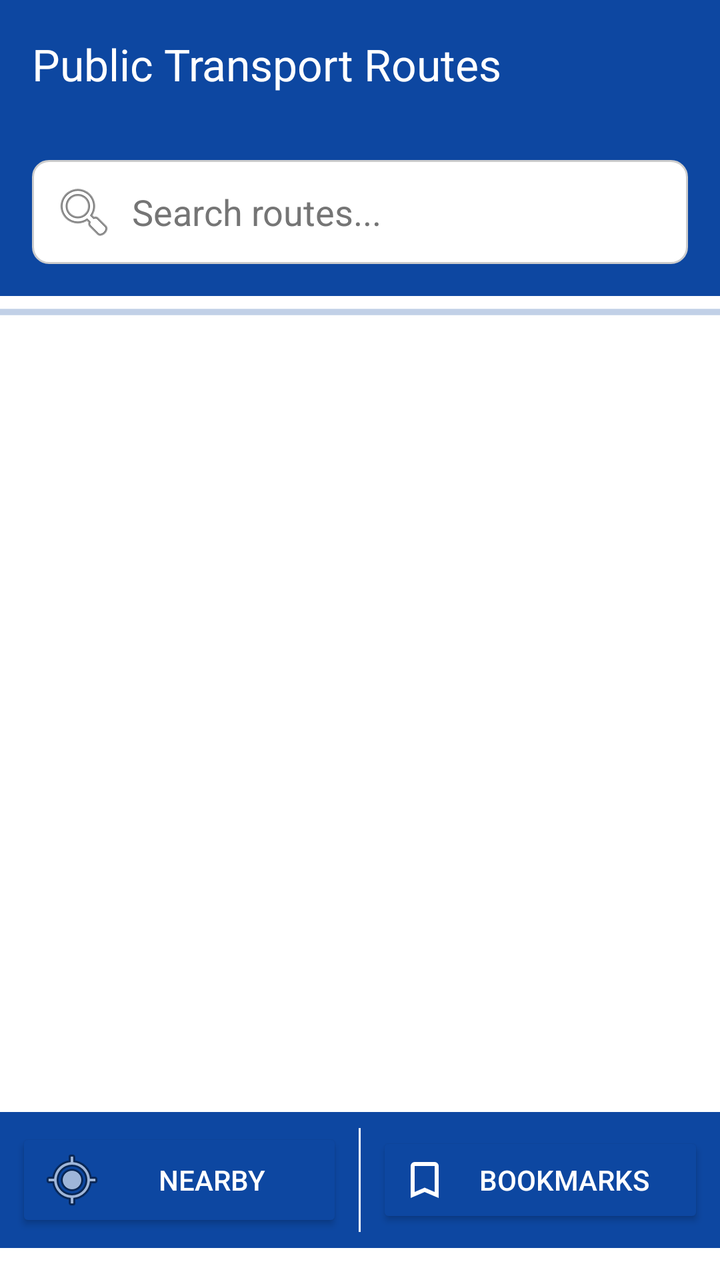
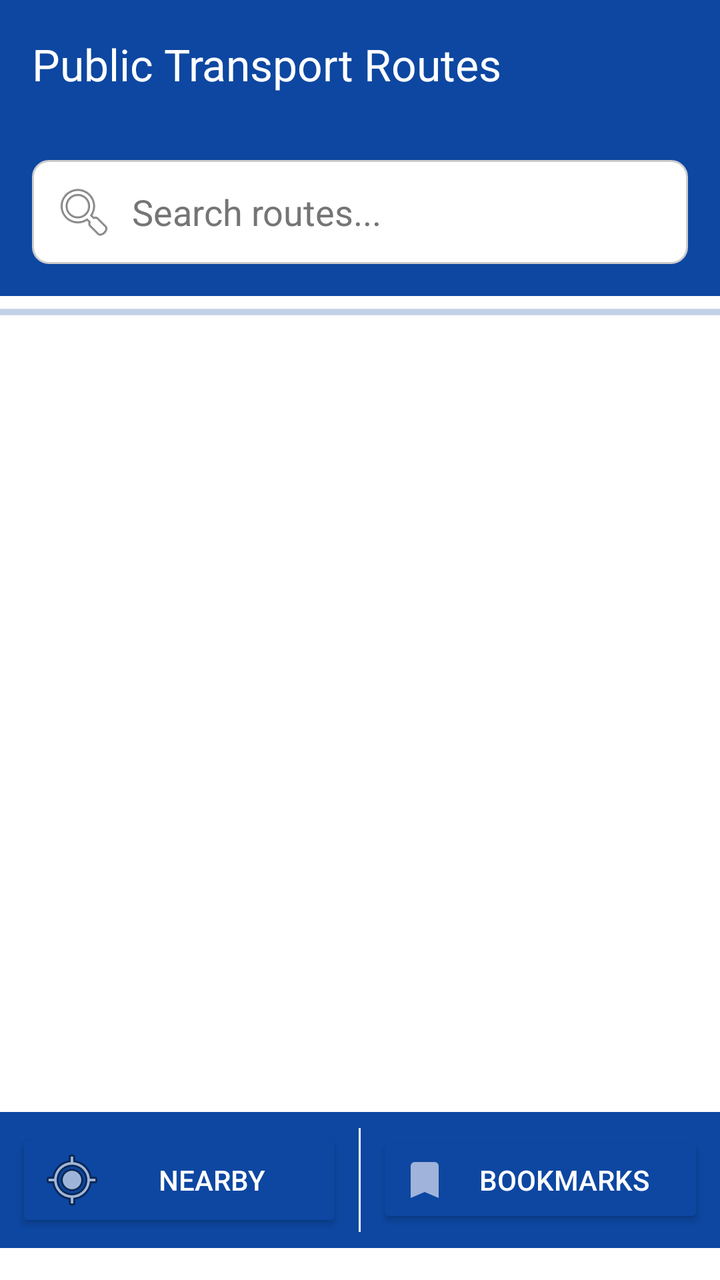

Compare the two renders of this Android layout. The source of the first and the diff that turns it into the second are given below.
<!-- AndroidManifest.xml: application theme Theme.TransportApp -->
<!-- res/layout/activity_main.xml -->
<?xml version="1.0" encoding="utf-8"?>
<androidx.appcompat.widget.LinearLayoutCompat xmlns:android="http://schemas.android.com/apk/res/android"
    xmlns:app="http://schemas.android.com/apk/res-auto"
    xmlns:tools="http://schemas.android.com/tools"
    android:layout_width="match_parent"
    android:layout_height="match_parent"
    android:background="#FFFFFF"
    android:orientation="vertical"
    android:paddingBottom="16dp"
    tools:context=".MainActivity">

    <com.google.android.material.appbar.AppBarLayout
        android:layout_width="match_parent"
        android:layout_height="wrap_content"
        android:fitsSystemWindows="true">

        <com.google.android.material.appbar.MaterialToolbar
            android:id="@+id/toolbar"
            android:layout_width="match_parent"
            android:layout_height="?attr/actionBarSize"
            android:background="#0D47A1"
            app:title="Public Transport Routes"
            app:titleTextColor="@android:color/white" />

    </com.google.android.material.appbar.AppBarLayout>

    <androidx.appcompat.widget.LinearLayoutCompat
        android:id="@+id/top_bar"
        android:layout_width="match_parent"
        android:layout_height="wrap_content"
        android:background="#0D47A1"
        android:orientation="vertical"
        android:paddingStart="16dp"
        android:paddingEnd="16dp"
        android:paddingBottom="16dp">

        <androidx.appcompat.widget.AppCompatEditText
            android:id="@+id/search_bar"
            android:layout_width="match_parent"
            android:layout_height="wrap_content"
            android:layout_marginTop="16dp"
            android:background="@drawable/search_background"
            android:clickable="true"
            android:drawableStart="@android:drawable/ic_menu_search"
            android:drawablePadding="8dp"
            android:focusable="false"
            android:hint="Search routes..."
            android:padding="10dp"
            android:textColor="#000000"
            android:textColorHint="#757575" />
    </androidx.appcompat.widget.LinearLayoutCompat>

    <ProgressBar
        android:id="@+id/progressBar"
        style="?android:attr/progressBarStyleHorizontal"
        android:layout_width="match_parent"
        android:layout_height="wrap_content"
        android:indeterminate="true"
        android:indeterminateTint="#0D47A1" />


    <androidx.recyclerview.widget.RecyclerView
        android:id="@+id/route_list"
        android:layout_width="match_parent"
        android:layout_height="0dp"
        android:layout_weight="1"
        android:layout_marginStart="8dp"
        android:layout_marginEnd="8dp"
        app:layoutManager="androidx.recyclerview.widget.LinearLayoutManager"
        tools:listitem="@layout/bus_item" />

    <androidx.appcompat.widget.LinearLayoutCompat
        android:id="@+id/bottom_navigation"
        android:layout_width="match_parent"
        android:layout_height="wrap_content"
        android:background="#0D47A1"
        android:orientation="horizontal"
        android:padding="8dp">

        <androidx.appcompat.widget.AppCompatButton
            android:id="@+id/nearby_button"
            android:layout_width="0dp"
            android:layout_height="wrap_content"
            android:layout_weight="1"
            android:backgroundTint="#0D47A1"
            android:text="Nearby"
            android:textColor="#FFFFFF"
            android:drawableStart="@android:drawable/ic_menu_mylocation"/>

        <View
            android:layout_width="1dp"
            android:layout_height="match_parent"
            android:layout_marginStart="8dp"
            android:layout_marginEnd="8dp"
            android:background="#FFFFFF" />

        <androidx.appcompat.widget.AppCompatButton
            android:id="@+id/bookmark_button"
            android:layout_width="0dp"
            android:layout_height="wrap_content"
            android:layout_weight="1"
            android:backgroundTint="#0D47A1"
            android:text="Bookmarks"
            android:textColor="#FFFFFF"
            android:drawableStart="@drawable/ic_bookmark_outline"/>
    </androidx.appcompat.widget.LinearLayoutCompat>

</androidx.appcompat.widget.LinearLayoutCompat>
<!-- res/layout/bus_item.xml (included above) -->
<?xml version="1.0" encoding="utf-8"?>
<LinearLayout xmlns:android="http://schemas.android.com/apk/res/android"
    android:layout_width="match_parent"
    android:layout_height="wrap_content"
    android:orientation="vertical"
    android:padding="16dp"
    android:background="#FFFFFF">

    <LinearLayout
        android:layout_width="match_parent"
        android:layout_height="wrap_content"
        android:orientation="horizontal">

        <TextView
            android:id="@+id/tvNumber"
            android:layout_width="0dp"
            android:layout_height="wrap_content"
            android:layout_weight="1"
            android:text="Bus Number"
            android:textSize="18sp"
            android:textStyle="bold" />

        <ImageButton
            android:id="@+id/btnBookmark"
            android:layout_width="wrap_content"
            android:layout_height="wrap_content"
            android:layout_gravity="center_vertical"
            android:background="?attr/selectableItemBackgroundBorderless"
            android:src="@drawable/ic_bookmark_outline"
            android:contentDescription="Bookmark" />
    </LinearLayout>

    <TextView
        android:id="@+id/tvRouteName"
        android:layout_width="match_parent"
        android:layout_height="wrap_content"
        android:layout_marginTop="4dp"
        android:text="Route Name" />

    <TextView
        android:id="@+id/tvStops"
        android:layout_width="match_parent"
        android:layout_height="wrap_content"
        android:layout_marginTop="4dp"
        android:ellipsize="end"
        android:maxLines="1"
        android:text="Bus Stop" />

</LinearLayout>
<!-- resources referenced by this layout -->
<resources>
  <!-- drawable ic_bookmark_outline (drawable) -->
  <?xml version="1.0" encoding="utf-8"?>
  <vector xmlns:android="http://schemas.android.com/apk/res/android"
      android:width="24dp"
      android:height="24dp"
      android:viewportWidth="24"
      android:viewportHeight="24">
      <path
          android:fillColor="#FFFFFF"
          android:pathData="M17,3H7A2,2 0 0,0 5,5V21L12,18L19,21V5A2,2 0 0,0 17,3M17,18L12,15.82L7,18V5H17V18Z"/>
  </vector>
  <!-- drawable search_background (drawable) -->
  <?xml version="1.0" encoding="utf-8"?>
  <shape xmlns:android="http://schemas.android.com/apk/res/android">
      <solid android:color="#FFFFFF"/>
      <corners android:radius="8dp"/>
      <stroke
          android:width="1dp"
          android:color="#CCCCCC"/>
  </shape>
  <style name="Theme.TransportApp" parent="Base.Theme.TransportApp" />
  <style name="Base.Theme.TransportApp" parent="Theme.Material3.DayNight.NoActionBar">
          
      </style>
</resources>

<!-- the commit's change to res/layout/activity_main.xml (unified diff, before → after) -->
@@ -102,7 +102,7 @@
             android:backgroundTint="#0D47A1"
             android:text="Bookmarks"
             android:textColor="#FFFFFF"
-            android:drawableStart="@drawable/ic_bookmark_outline"/>
+            android:drawableStart="@drawable/ic_bookmark"/>
     </androidx.appcompat.widget.LinearLayoutCompat>
 
 </androidx.appcompat.widget.LinearLayoutCompat>
<!-- resource entries referenced after the edit -->
@@ -1,5 +1,16 @@
 <!-- resources referenced by this layout -->
 <resources>
+  <!-- drawable ic_bookmark (drawable) -->
+  <?xml version="1.0" encoding="utf-8"?>
+  <vector xmlns:android="http://schemas.android.com/apk/res/android"
+      android:width="24dp"
+      android:height="24dp"
+      android:viewportWidth="24"
+      android:viewportHeight="24">
+      <path
+          android:fillColor="#A0B3DA"
+          android:pathData="M17,3H7A2,2 0 0,0 5,5V21L12,18L19,21V5A2,2 0 0,0 17,3Z"/>
+  </vector>
   <!-- drawable ic_bookmark_outline (drawable) -->
   <?xml version="1.0" encoding="utf-8"?>
   <vector xmlns:android="http://schemas.android.com/apk/res/android"
@@ -8,7 +19,7 @@
       android:viewportWidth="24"
       android:viewportHeight="24">
       <path
-          android:fillColor="#FFFFFF"
+          android:fillColor="#000000"
           android:pathData="M17,3H7A2,2 0 0,0 5,5V21L12,18L19,21V5A2,2 0 0,0 17,3M17,18L12,15.82L7,18V5H17V18Z"/>
   </vector>
   <!-- drawable search_background (drawable) -->
